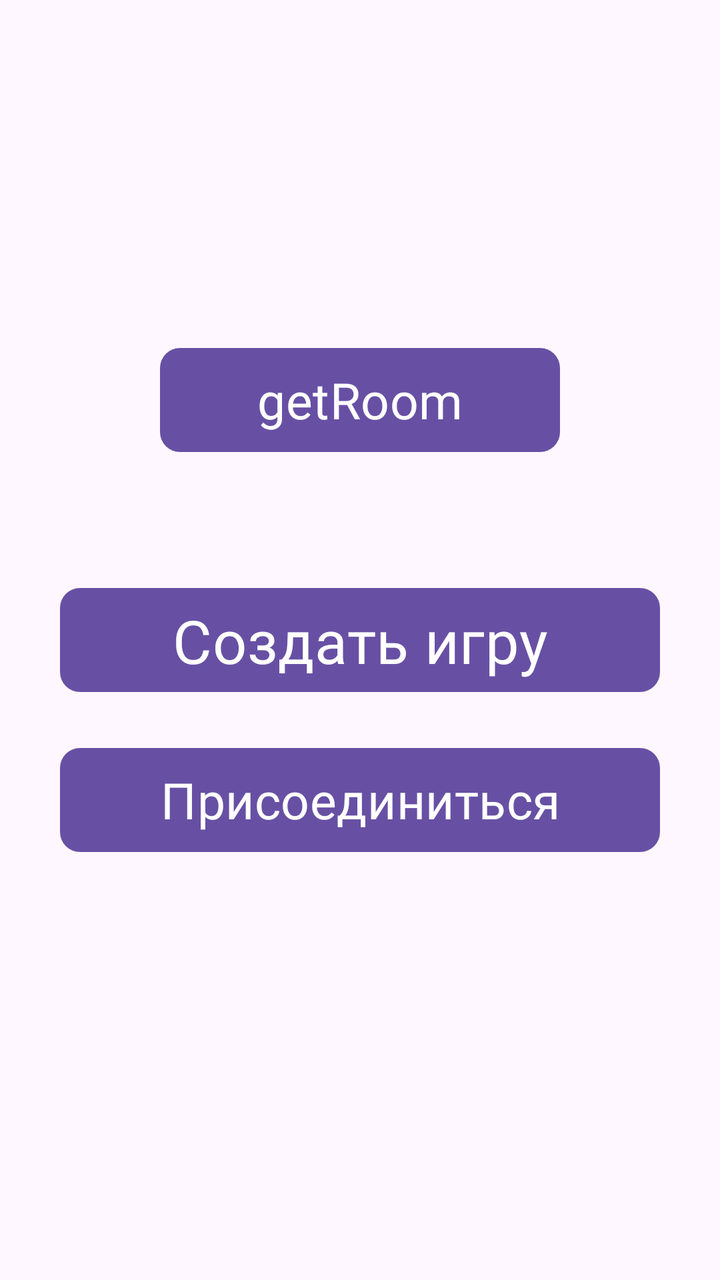
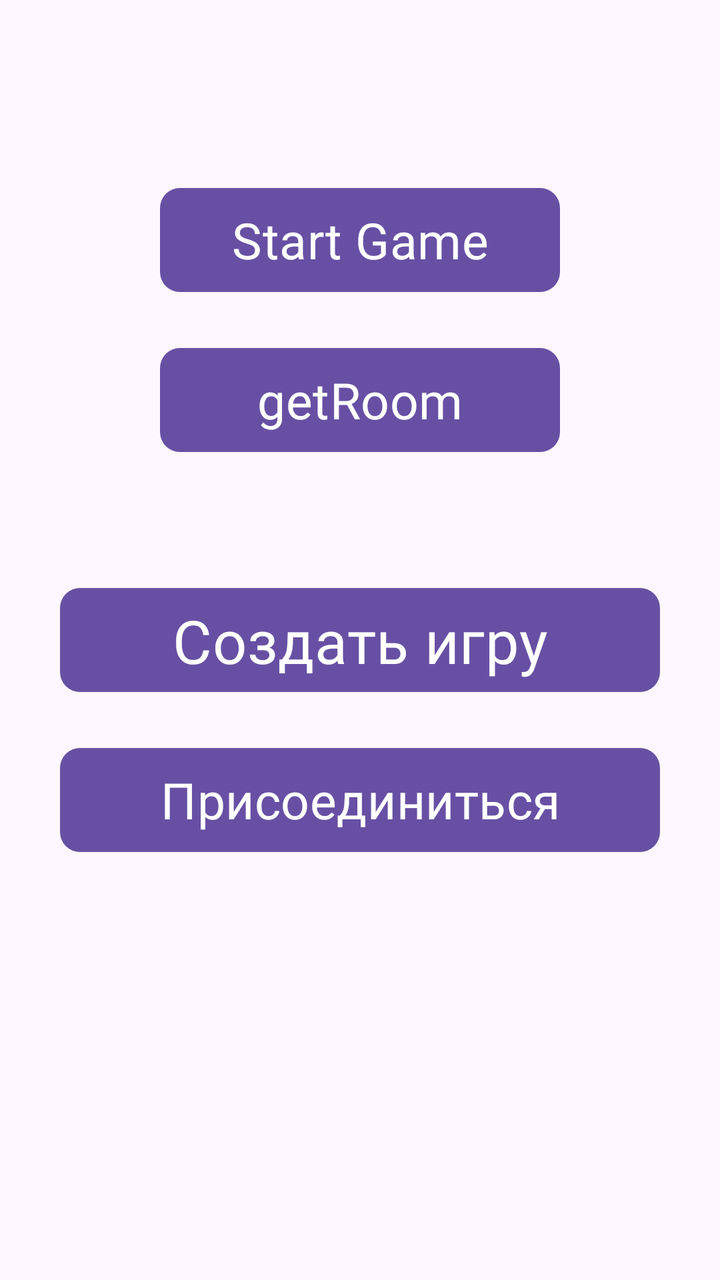

An Android layout rendered at two revisions. The XML below is the earlier revision; the diff shows what the commit changed to produce the second picture.
<!-- AndroidManifest.xml: application theme Theme.ChessAndroid -->
<!-- res/layout/fragment_profile.xml -->
<?xml version="1.0" encoding="utf-8"?>
<FrameLayout xmlns:android="http://schemas.android.com/apk/res/android"
    xmlns:app="http://schemas.android.com/apk/res-auto"
    xmlns:tools="http://schemas.android.com/tools"
    android:layout_width="match_parent"
    android:layout_height="match_parent"
    tools:context=".fragments.ProfileFragment">

    <androidx.constraintlayout.widget.ConstraintLayout
        android:layout_width="match_parent"
        android:layout_height="match_parent">

        <Button
            android:id="@+id/create_game_btn"
            android:layout_width="300dp"
            android:layout_height="60dp"
            android:fontFamily="@font/ubuntubold"
            android:text="Создать игру"
            android:textSize="30sp"
            app:cornerRadius="10dp"
            app:layout_constraintBottom_toBottomOf="parent"
            app:layout_constraintEnd_toEndOf="parent"
            app:layout_constraintStart_toStartOf="parent"
            app:layout_constraintTop_toTopOf="parent">

        </Button>

        <Button
            android:id="@+id/join_game_btn"
            android:layout_width="300dp"
            android:layout_height="60dp"
            android:fontFamily="@font/ubuntubold"
            android:text="Присоединиться"
            android:layout_marginTop="20dp"
            android:textSize="25sp"
            app:cornerRadius="10dp"
            app:layout_constraintEnd_toEndOf="parent"
            app:layout_constraintStart_toStartOf="parent"
            app:layout_constraintTop_toBottomOf="@id/create_game_btn">

        </Button>
        <Button
            android:id="@+id/room_btn"
            android:layout_width="200dp"
            android:layout_height="60dp"
            android:fontFamily="@font/ubuntubold"
            android:text="getRoom"
            android:layout_marginBottom="60dp"
            android:textSize="25sp"
            app:cornerRadius="10dp"
            app:layout_constraintEnd_toEndOf="parent"
            app:layout_constraintStart_toStartOf="parent"
            app:layout_constraintBottom_toTopOf="@id/create_game_btn">

        </Button>
    </androidx.constraintlayout.widget.ConstraintLayout>
</FrameLayout>
<!-- resources referenced by this layout -->
<resources>
  <style name="Theme.ChessAndroid" parent="Base.Theme.ChessAndroid" />
  <style name="Base.Theme.ChessAndroid" parent="Theme.Material3.DayNight.NoActionBar">
          
          
      </style>
</resources>

<!-- the commit's change to res/layout/fragment_profile.xml (unified diff, before → after) -->
@@ -53,5 +53,19 @@
             app:layout_constraintBottom_toTopOf="@id/create_game_btn">
 
         </Button>
+        <Button
+            android:id="@+id/start_btn"
+            android:layout_width="200dp"
+            android:layout_height="60dp"
+            android:fontFamily="@font/ubuntubold"
+            android:text="Start Game"
+            android:layout_marginBottom="20dp"
+            android:textSize="25sp"
+            app:cornerRadius="10dp"
+            app:layout_constraintEnd_toEndOf="parent"
+            app:layout_constraintStart_toStartOf="parent"
+            app:layout_constraintBottom_toTopOf="@id/room_btn">
+
+        </Button>
     </androidx.constraintlayout.widget.ConstraintLayout>
 </FrameLayout>
